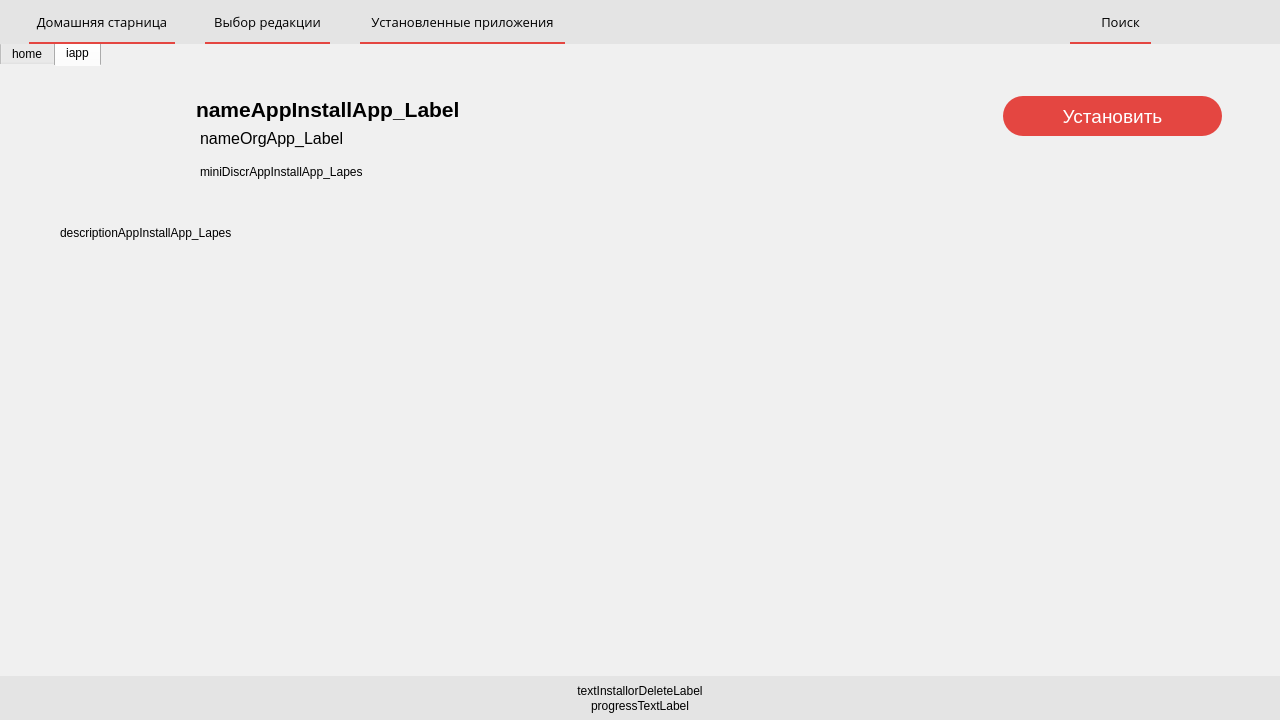
ArtemLapys/RedStore, file mainwindow.ui: the form before one commit.
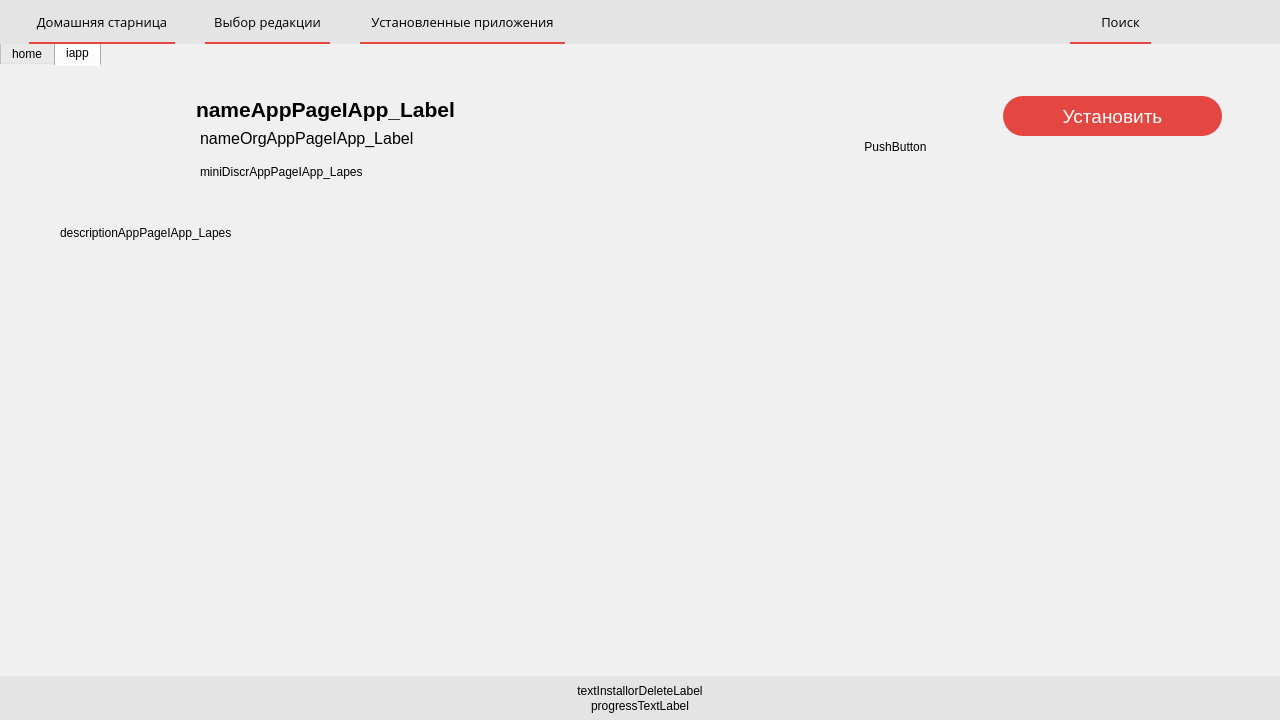
The form after the commit. Icons and pictures are not drawn.

Diff of the .ui file:
```diff
--- a/mainwindow.ui
+++ b/mainwindow.ui
@@ -513,7 +513,7 @@
 </string>
       </property>
       <property name="text">
-       <string>nameAppInstallApp_Label</string>
+       <string>nameAppPageIApp_Label</string>
       </property>
      </widget>
      <widget class="QLabel" name="nameOrgAppPageIApp_Label">
@@ -536,7 +536,7 @@
 </string>
       </property>
       <property name="text">
-       <string>nameOrgApp_Label</string>
+       <string>nameOrgAppPageIApp_Label</string>
       </property>
      </widget>
      <widget class="QLabel" name="miniDiscrAppPageIApp_Lapes">
@@ -554,7 +554,7 @@
 </string>
       </property>
       <property name="text">
-       <string>miniDiscrAppInstallApp_Lapes</string>
+       <string>miniDiscrAppPageIApp_Lapes</string>
       </property>
      </widget>
      <widget class="QLabel" name="descriptionAppPageIApp_Lapes">
@@ -572,7 +572,7 @@
 </string>
       </property>
       <property name="text">
-       <string>descriptionAppInstallApp_Lapes</string>
+       <string>descriptionAppPageIApp_Lapes</string>
       </property>
       <property name="alignment">
        <set>Qt::AlignLeading|Qt::AlignLeft|Qt::AlignTop</set>
@@ -581,6 +581,19 @@
        <bool>true</bool>
       </property>
      </widget>
+     <widget class="QPushButton" name="pushButton">
+      <property name="geometry">
+       <rect>
+        <x>790</x>
+        <y>30</y>
+        <width>211</width>
+        <height>101</height>
+       </rect>
+      </property>
+      <property name="text">
+       <string>PushButton</string>
+      </property>
+     </widget>
     </widget>
    </widget>
    <zorder>tabWidget</zorder>
```
